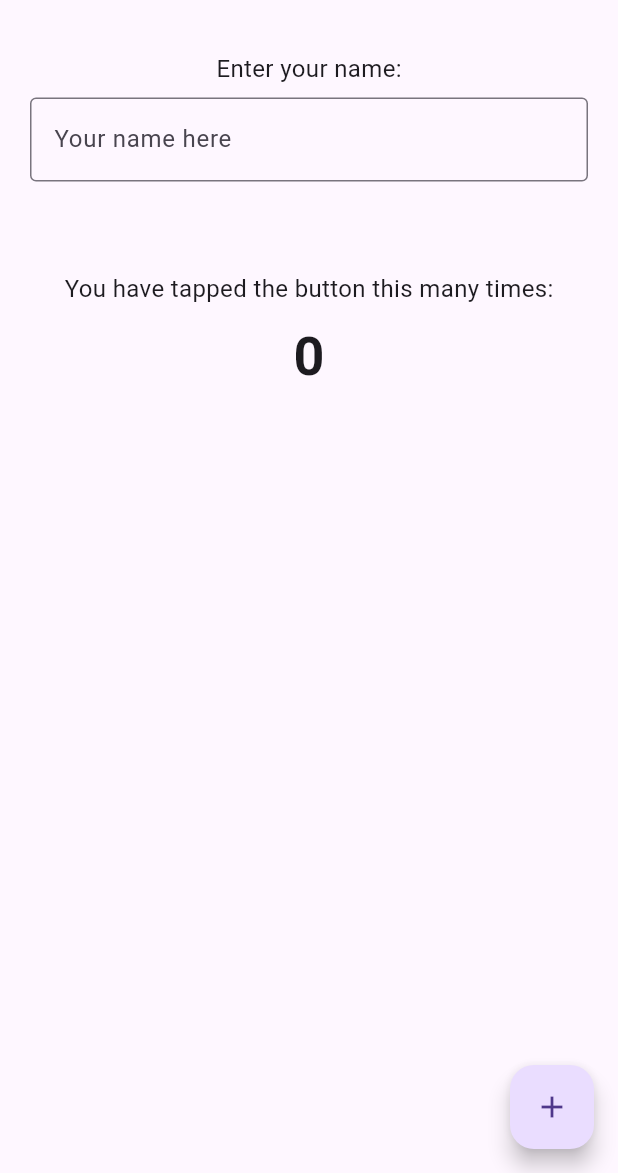
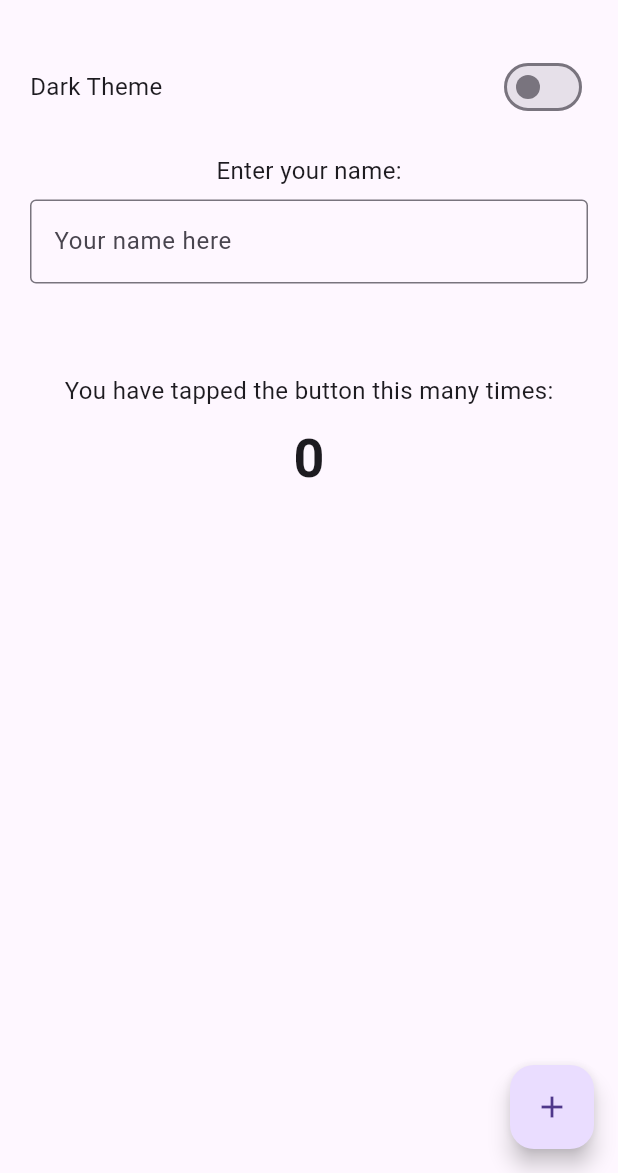
Before and after one commit to guired513/hello-mobile, a Flutter app: the screen it shows after launch, on a phone screen of 412 x 824 dp, the part 63-1236 px from its top. Run offline on Flutter 3.47's test engine with Material 3 defaults, Android fonts, the phone set to English and light mode, and no system bars.

Commit message:
Implement theme toggle feature in MyApp and update HelloScreen to support dark mode

```diff
--- a/lib/main.dart
+++ b/lib/main.dart
@@ -4,22 +4,36 @@
   runApp(MyApp());
 }
 
-class MyApp extends StatelessWidget {
-  const MyApp({super.key});
+class MyApp extends StatefulWidget {
+  @override
+  MyAppState createState() => MyAppState();
+}
+
+class MyAppState extends State<MyApp> {
+  bool _isDarkTheme = false;
+
+  void _toggleTheme(bool newValue) {
+    setState(() {
+      _isDarkTheme = newValue;
+    });
+  }
 
   @override
   Widget build(BuildContext context) {
     return MaterialApp(
       title: 'Hello Mobile!',
-      theme: ThemeData(
-        primarySwatch: Colors.blue,
-      ),
-      home: HelloScreen(),
+      theme: _isDarkTheme ? ThemeData.dark() : ThemeData.light(),
+      home: HelloScreen(onThemeChanged: _toggleTheme, isDarkTheme: _isDarkTheme),
     );
   }
 }
 
 class HelloScreen extends StatefulWidget {
+  final Function(bool) onThemeChanged;
+  final bool isDarkTheme;
+
+  HelloScreen({required this.onThemeChanged, required this.isDarkTheme});
+
   @override
   HelloScreenState createState() => HelloScreenState();
 }
@@ -40,17 +54,35 @@
     });
   }
 
+
+
+
   @override
   Widget build(BuildContext context) {
     return Scaffold(
       appBar: AppBar(
         title: Text('Hello Mobile!'),
+
       ),
       body: Padding(
         padding: const EdgeInsets.all(20.0),
         child: Column(
           mainAxisAlignment: MainAxisAlignment.start,
           children: <Widget>[
+            Row(
+              mainAxisAlignment: MainAxisAlignment.spaceBetween,
+              children: [
+                Text(
+                  'Dark Theme',
+                  style: TextStyle(fontSize: 16),
+                ),
+                Switch(
+                  value: widget.isDarkTheme,
+                  onChanged: widget.onThemeChanged,
+                ),
+              ],
+            ),
+            SizedBox(height: 20),
             Text('Enter your name:', style: TextStyle(fontSize: 16)),
             SizedBox(height: 8),
             TextField(
```
